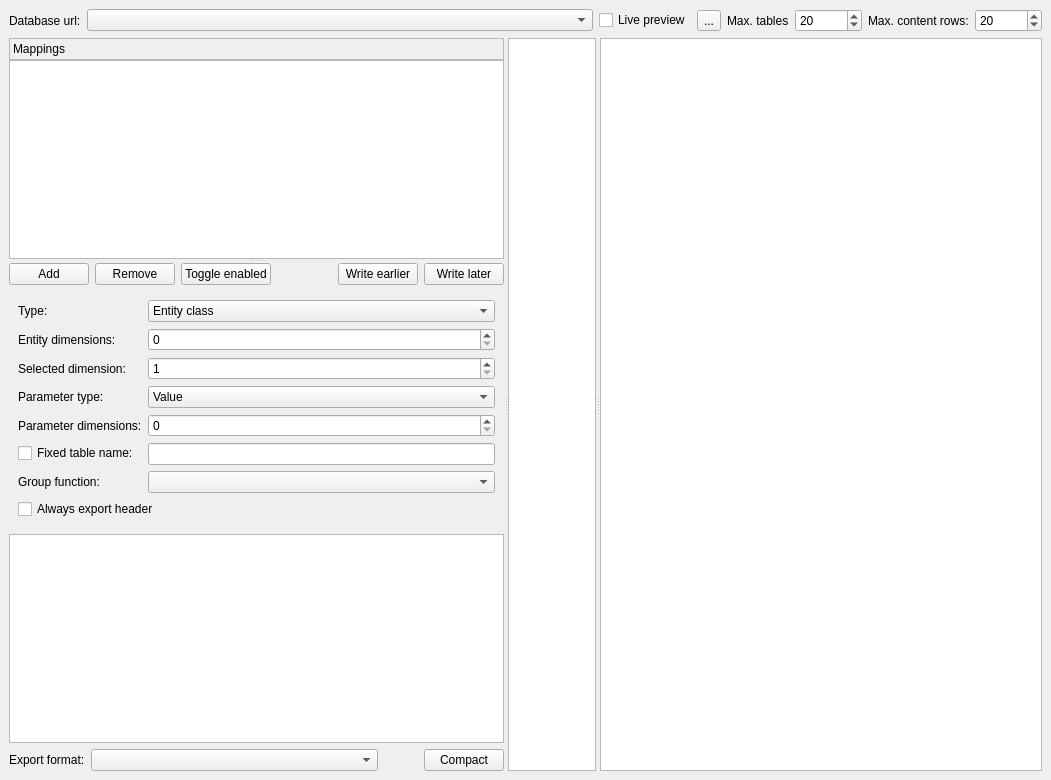
Old version of the form spine_items/exporter/ui/specification_editor.ui in the repository spine-tools/spine-items.
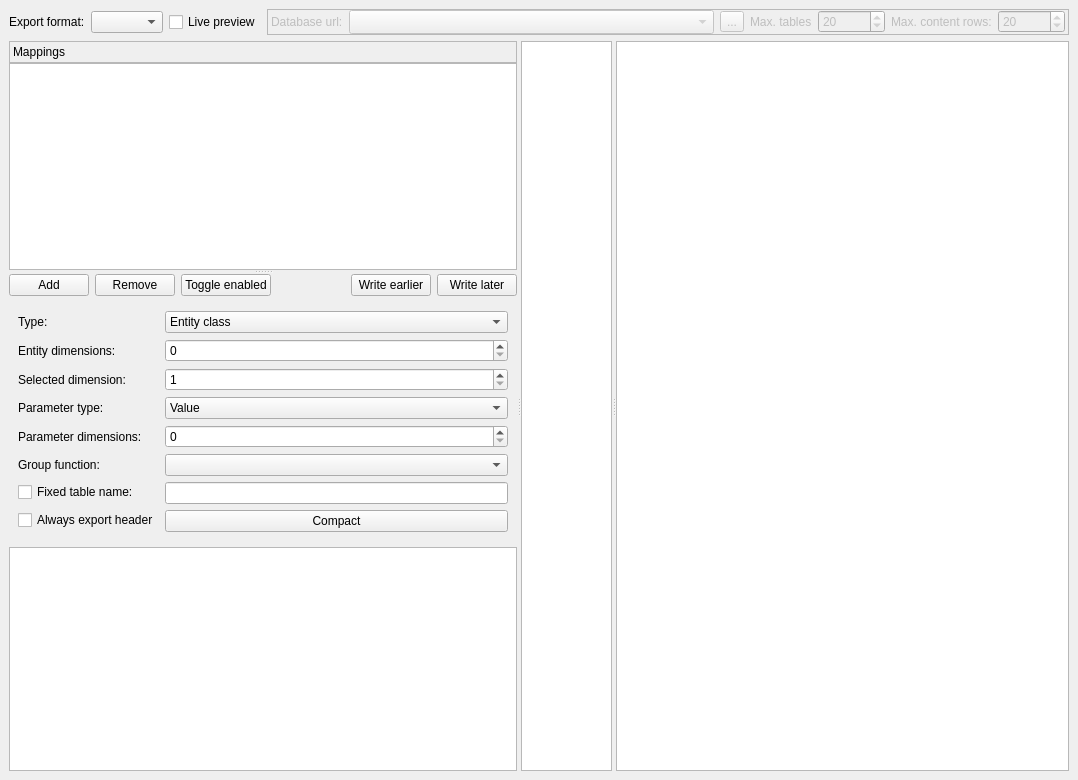
New version of the form. Icons and pictures are not drawn. Custom widgets are drawn as their Qt base class.

Commit message: Improve exporter spec editor controls

```diff
--- a/spine_items/exporter/ui/specification_editor.ui
+++ b/spine_items/exporter/ui/specification_editor.ui
@@ -18,7 +18,7 @@
    <rect>
     <x>0</x>
     <y>0</y>
-    <width>1051</width>
+    <width>1078</width>
     <height>780</height>
    </rect>
   </property>
@@ -32,6 +32,72 @@
    <layout class="QVBoxLayout" name="verticalLayout_10">
     <item>
      <layout class="QHBoxLayout" name="horizontalLayout_3">
+      <property name="sizeConstraint">
+       <enum>QLayout::SetDefaultConstraint</enum>
+      </property>
+      <item>
+       <widget class="QLabel" name="label">
+        <property name="sizePolicy">
+         <sizepolicy hsizetype="Preferred" vsizetype="Preferred">
+          <horstretch>0</horstretch>
+          <verstretch>0</verstretch>
+         </sizepolicy>
+        </property>
+        <property name="text">
+         <string>Export format:</string>
+        </property>
+       </widget>
+      </item>
+      <item>
+       <widget class="QComboBox" name="export_format_combo_box">
+        <property name="sizePolicy">
+         <sizepolicy hsizetype="Fixed" vsizetype="Fixed">
+          <horstretch>1</horstretch>
+          <verstretch>0</verstretch>
+         </sizepolicy>
+        </property>
+       </widget>
+      </item>
+      <item>
+       <widget class="QCheckBox" name="live_preview_check_box">
+        <property name="text">
+         <string>Live preview</string>
+        </property>
+        <property name="checked">
+         <bool>false</bool>
+        </property>
+       </widget>
+      </item>
+      <item>
+       <widget class="QFrame" name="frame_preview">
+        <property name="enabled">
+         <bool>false</bool>
+        </property>
+        <property name="sizePolicy">
+         <sizepolicy hsizetype="Preferred" vsizetype="Fixed">
+          <horstretch>0</horstretch>
+          <verstretch>0</verstretch>
+         </sizepolicy>
+        </property>
+        <property name="frameShape">
+         <enum>QFrame::StyledPanel</enum>
+        </property>
+        <property name="frameShadow">
+         <enum>QFrame::Raised</enum>
+        </property>
+        <layout class="QHBoxLayout" name="horizontalLayout">
+         <property name="leftMargin">
+          <number>3</number>
+         </property>
+         <property name="topMargin">
+          <number>0</number>
+         </property>
+         <property name="rightMargin">
+          <number>3</number>
+         </property>
+         <property name="bottomMargin">
+          <number>0</number>
+         </property>
       <item>
        <widget class="QLabel" name="label_9">
         <property name="text">
@@ -48,20 +114,10 @@
          </sizepolicy>
         </property>
         <property name="sizeAdjustPolicy">
-         <enum>QComboBox::AdjustToContentsOnFirstShow</enum>
+            <enum>QComboBox::AdjustToMinimumContentsLengthWithIcon</enum>
         </property>
         <property name="minimumContentsLength">
-         <number>0</number>
-        </property>
-       </widget>
-      </item>
-      <item>
-       <widget class="QCheckBox" name="live_preview_check_box">
-        <property name="text">
-         <string>Live preview</string>
-        </property>
-        <property name="checked">
-         <bool>false</bool>
+            <number>16</number>
         </property>
        </widget>
       </item>
@@ -120,6 +176,9 @@
        </widget>
       </item>
      </layout>
+       </widget>
+      </item>
+     </layout>
     </item>
     <item>
      <widget class="QSplitter" name="splitter_3">
@@ -393,40 +452,50 @@
               </property>
              </widget>
             </item>
-            <item row="6" column="0">
+            <item row="7" column="0">
              <widget class="QCheckBox" name="fix_table_name_check_box">
               <property name="text">
                <string>Fixed table name:</string>
               </property>
              </widget>
             </item>
-            <item row="6" column="1">
+            <item row="7" column="1">
              <widget class="QLineEdit" name="fix_table_name_line_edit"/>
             </item>
-            <item row="7" column="0">
+            <item row="10" column="0">
+             <widget class="QCheckBox" name="always_export_header_check_box">
+              <property name="toolTip">
+               <string>Export header even when a table is otherwise empty.</string>
+              </property>
+              <property name="text">
+               <string>Always export header</string>
+              </property>
+             </widget>
+            </item>
+            <item row="10" column="1">
+             <widget class="QPushButton" name="compact_button">
+              <property name="toolTip">
+               <string>Compact mapping by removing empty columns and rows.</string>
+              </property>
+              <property name="text">
+               <string>Compact</string>
+              </property>
+             </widget>
+            </item>
+            <item row="6" column="0">
              <widget class="QLabel" name="label_6">
               <property name="text">
                <string>Group function:</string>
               </property>
              </widget>
             </item>
-            <item row="7" column="1">
+            <item row="6" column="1">
              <widget class="QComboBox" name="group_fn_combo_box">
               <property name="toolTip">
                <string>Group/aggregate data that ends up in the same cell in pivot tables.</string>
               </property>
              </widget>
             </item>
-            <item row="8" column="0" colspan="2">
-             <widget class="QCheckBox" name="always_export_header_check_box">
-              <property name="toolTip">
-               <string>Export header even when a table is otherwise empty.</string>
-              </property>
-              <property name="text">
-               <string>Always export header</string>
-              </property>
-             </widget>
-            </item>
            </layout>
           </widget>
          </item>
@@ -444,54 +513,7 @@
           </widget>
          </item>
          <item>
-          <layout class="QHBoxLayout" name="horizontalLayout_5">
-           <item>
-            <widget class="QLabel" name="label">
-             <property name="sizePolicy">
-              <sizepolicy hsizetype="Preferred" vsizetype="Preferred">
-               <horstretch>0</horstretch>
-               <verstretch>0</verstretch>
-              </sizepolicy>
-             </property>
-             <property name="text">
-              <string>Export format:</string>
-             </property>
-            </widget>
-           </item>
-           <item>
-            <widget class="QComboBox" name="export_format_combo_box">
-             <property name="sizePolicy">
-              <sizepolicy hsizetype="Preferred" vsizetype="Fixed">
-               <horstretch>1</horstretch>
-               <verstretch>0</verstretch>
-              </sizepolicy>
-             </property>
-            </widget>
-           </item>
-           <item>
-            <spacer name="horizontalSpacer">
-             <property name="orientation">
-              <enum>Qt::Horizontal</enum>
-             </property>
-             <property name="sizeHint" stdset="0">
-              <size>
-               <width>40</width>
-               <height>20</height>
-              </size>
-             </property>
-            </spacer>
-           </item>
-           <item>
-            <widget class="QPushButton" name="compact_button">
-             <property name="toolTip">
-              <string>Compact mapping by removing empty columns and rows.</string>
-             </property>
-             <property name="text">
-              <string>Compact</string>
-             </property>
-            </widget>
-           </item>
-          </layout>
+          <layout class="QHBoxLayout" name="horizontalLayout_5"/>
          </item>
         </layout>
        </widget>
```
Lines whose indentation alone changed are shown as unchanged. The commit also changes 2 other files.
